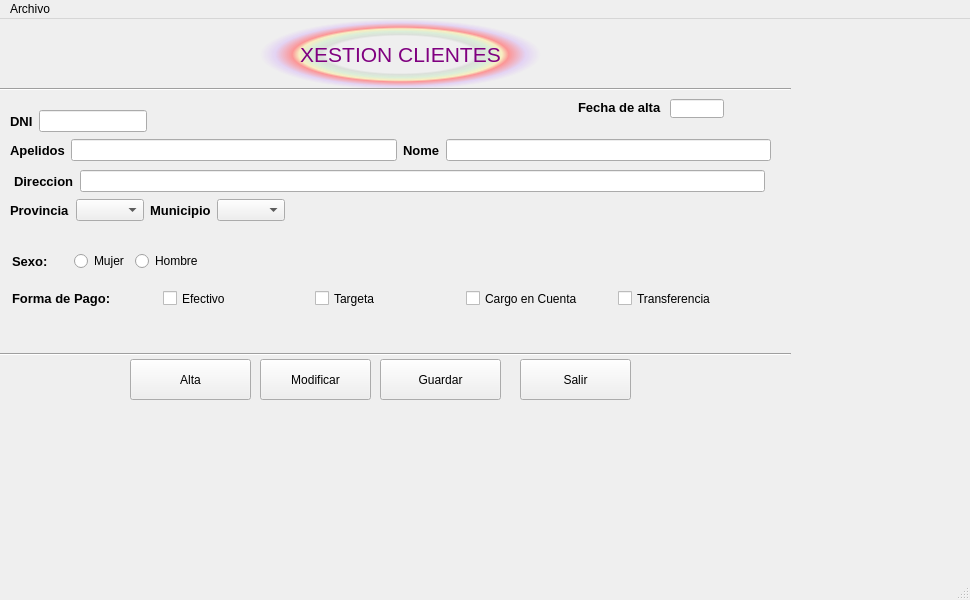
Before: the Qt Designer form window.ui in PortelaAtenea/BasicInterface, drawn with Qt 5.
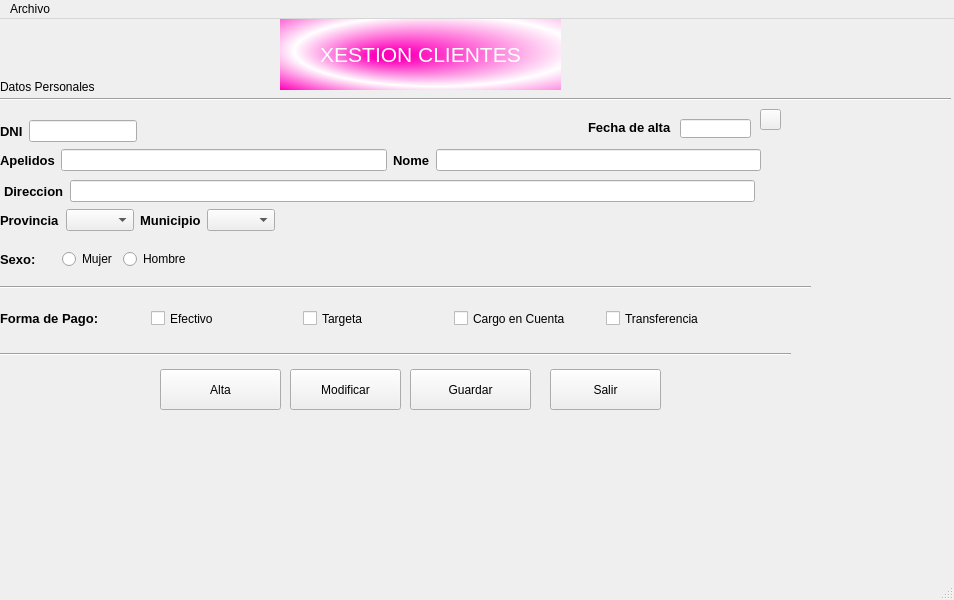
After: the same form once the commit is applied. Icons and pictures are not drawn.

```diff
--- a/window.ui
+++ b/window.ui
@@ -6,7 +6,7 @@
    <rect>
     <x>0</x>
     <y>0</y>
-    <width>970</width>
+    <width>954</width>
     <height>600</height>
    </rect>
   </property>
@@ -23,8 +23,8 @@
    <widget class="QPushButton" name="btnAceptar">
     <property name="geometry">
      <rect>
-      <x>130</x>
-      <y>340</y>
+      <x>160</x>
+      <y>350</y>
       <width>121</width>
       <height>41</height>
      </rect>
@@ -36,7 +36,7 @@
    <widget class="QLabel" name="lblTitulo">
     <property name="geometry">
      <rect>
-      <x>260</x>
+      <x>280</x>
       <y>0</y>
       <width>281</width>
       <height>71</height>
@@ -52,11 +52,10 @@
      </font>
     </property>
     <property name="styleSheet">
-     <string notr="true">color: purple;
+     <string notr="true">color: rgb(255, 255, 255);
 border-color: rgb(0, 0, 0);
 font: 16pt &quot;Arial&quot;;
-background-color: qradialgradient(spread:pad, cx:0.5, cy:0.5, radius:0.5, fx:0.5, fy:0.5, stop:0 rgba(0, 0, 0, 0), stop:0.52 rgba(0, 0, 0, 0), stop:0.565 rgba(82, 121, 76, 33), stop:0.65 rgba(159, 235, 148, 64), stop:0.721925 rgba(255, 238, 150, 129), stop:0.77 rgba(255, 128, 128, 204), stop:0.89 rgba(191, 128, 255, 64), stop:1 rgba(0, 0, 0, 0));
-</string>
+background-color:qradialgradient(spread:reflect, cx:0.551, cy:0.448864, radius:0.5, fx:0.369, fy:0.528, stop:0.125 rgba(255, 0, 187, 255), stop:1 rgba(255, 255, 255, 255))</string>
     </property>
     <property name="text">
      <string>XESTION CLIENTES</string>
@@ -68,8 +67,8 @@
    <widget class="QPushButton" name="btnSalir">
     <property name="geometry">
      <rect>
-      <x>520</x>
-      <y>340</y>
+      <x>550</x>
+      <y>350</y>
       <width>111</width>
       <height>41</height>
      </rect>
@@ -94,8 +93,8 @@
    <widget class="QWidget" name="layoutWidget">
     <property name="geometry">
      <rect>
-      <x>10</x>
-      <y>120</y>
+      <x>0</x>
+      <y>130</y>
       <width>761</width>
       <height>22</height>
      </rect>
@@ -144,8 +143,8 @@
     <property name="geometry">
      <rect>
       <x>0</x>
-      <y>50</y>
-      <width>791</width>
+      <y>60</y>
+      <width>951</width>
       <height>41</height>
      </rect>
     </property>
@@ -156,8 +155,8 @@
    <widget class="QLabel" name="lblFechaAlta">
     <property name="geometry">
      <rect>
-      <x>578</x>
-      <y>80</y>
+      <x>588</x>
+      <y>100</y>
       <width>86</width>
       <height>16</height>
      </rect>
@@ -176,40 +175,18 @@
    <widget class="QLineEdit" name="txtFechaAlta">
     <property name="geometry">
      <rect>
-      <x>670</x>
-      <y>80</y>
-      <width>54</width>
+      <x>680</x>
+      <y>100</y>
+      <width>71</width>
       <height>19</height>
      </rect>
     </property>
    </widget>
-   <widget class="QLabel" name="lbnaviso">
-    <property name="enabled">
-     <bool>true</bool>
-    </property>
+   <widget class="QPushButton" name="btnGuardar">
     <property name="geometry">
      <rect>
-      <x>730</x>
-      <y>80</y>
-      <width>31</width>
-      <height>19</height>
-     </rect>
-    </property>
-    <property name="text">
-     <string/>
-    </property>
-    <property name="pixmap">
-     <pixmap>img/calendario.png</pixmap>
-    </property>
-    <property name="scaledContents">
-     <bool>true</bool>
-    </property>
-   </widget>
-   <widget class="QPushButton" name="btnAceptar_2">
-    <property name="geometry">
-     <rect>
-      <x>380</x>
-      <y>340</y>
+      <x>410</x>
+      <y>350</y>
       <width>121</width>
       <height>41</height>
      </rect>
@@ -221,8 +198,8 @@
    <widget class="QPushButton" name="btnSalir_2">
     <property name="geometry">
      <rect>
-      <x>260</x>
-      <y>340</y>
+      <x>290</x>
+      <y>350</y>
       <width>111</width>
       <height>41</height>
      </rect>
@@ -231,11 +208,11 @@
      <string>Modificar</string>
     </property>
    </widget>
-   <widget class="QWidget" name="">
+   <widget class="QWidget" name="layoutWidget">
     <property name="geometry">
      <rect>
-      <x>10</x>
-      <y>90</y>
+      <x>0</x>
+      <y>100</y>
       <width>201</width>
       <height>25</height>
      </rect>
@@ -279,11 +256,11 @@
      </item>
     </layout>
    </widget>
-   <widget class="QWidget" name="">
+   <widget class="QWidget" name="layoutWidget">
     <property name="geometry">
      <rect>
-      <x>12</x>
-      <y>270</y>
+      <x>0</x>
+      <y>290</y>
       <width>751</width>
       <height>19</height>
      </rect>
@@ -375,11 +352,11 @@
      </item>
     </layout>
    </widget>
-   <widget class="QWidget" name="">
+   <widget class="QWidget" name="layoutWidget">
     <property name="geometry">
      <rect>
-      <x>12</x>
-      <y>232</y>
+      <x>0</x>
+      <y>230</y>
       <width>191</width>
       <height>21</height>
      </rect>
@@ -421,11 +398,11 @@
      </item>
     </layout>
    </widget>
-   <widget class="QWidget" name="">
+   <widget class="QWidget" name="layoutWidget">
     <property name="geometry">
      <rect>
-      <x>14</x>
-      <y>151</y>
+      <x>4</x>
+      <y>161</y>
       <width>751</width>
       <height>22</height>
      </rect>
@@ -450,11 +427,11 @@
      </item>
     </layout>
    </widget>
-   <widget class="QWidget" name="">
+   <widget class="QWidget" name="layoutWidget">
     <property name="geometry">
      <rect>
-      <x>10</x>
-      <y>180</y>
+      <x>0</x>
+      <y>190</y>
       <width>276</width>
       <height>22</height>
      </rect>
@@ -496,13 +473,59 @@
      </item>
     </layout>
    </widget>
+   <widget class="QLabel" name="lblDatosPersonales">
+    <property name="geometry">
+     <rect>
+      <x>0</x>
+      <y>60</y>
+      <width>161</width>
+      <height>16</height>
+     </rect>
+    </property>
+    <property name="styleSheet">
+     <string notr="true">font: 75 14pt &quot;MS Shell Dlg 2&quot;;</string>
+    </property>
+    <property name="text">
+     <string>Datos Personales</string>
+    </property>
+   </widget>
+   <widget class="Line" name="line_3">
+    <property name="geometry">
+     <rect>
+      <x>0</x>
+      <y>260</y>
+      <width>811</width>
+      <height>16</height>
+     </rect>
+    </property>
+    <property name="orientation">
+     <enum>Qt::Horizontal</enum>
+    </property>
+   </widget>
+   <widget class="QPushButton" name="btnCalendar">
+    <property name="geometry">
+     <rect>
+      <x>760</x>
+      <y>90</y>
+      <width>21</width>
+      <height>21</height>
+     </rect>
+    </property>
+    <property name="text">
+     <string/>
+    </property>
+    <property name="icon">
+     <iconset>
+      <normaloff>img/calendario.png</normaloff>img/calendario.png</iconset>
+    </property>
+   </widget>
   </widget>
   <widget class="QMenuBar" name="menubar">
    <property name="geometry">
     <rect>
      <x>0</x>
      <y>0</y>
-     <width>970</width>
+     <width>954</width>
      <height>21</height>
     </rect>
    </property>
```
Left out of the diff: 2 changed lines with no effect on the pictures.
